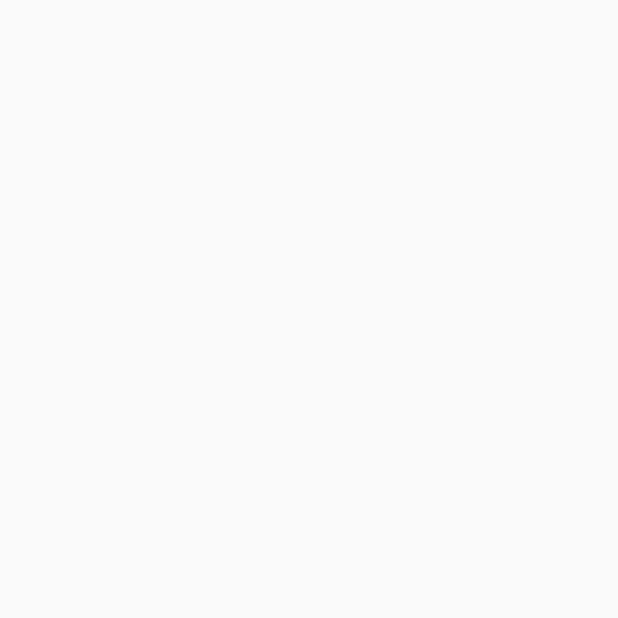
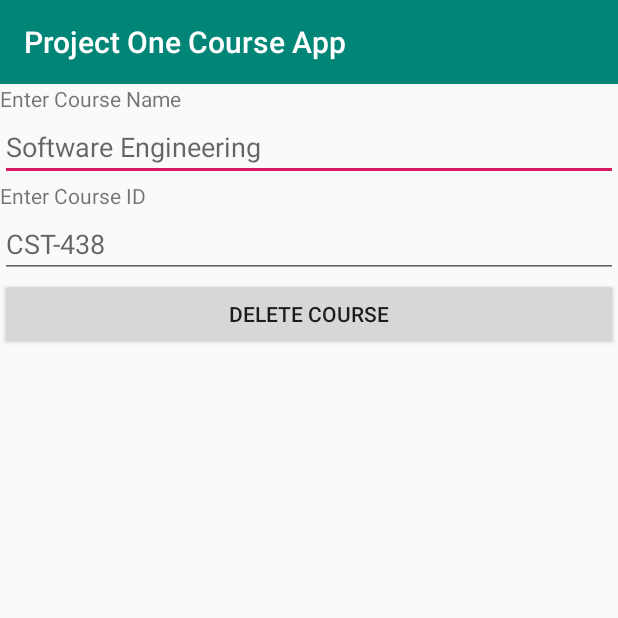
Before and after one commit to JesusGo115/CST438-Project-One-Course-App, an Android app: the DeleteCourseActivity screen opened directly, with no data from a screen before it, on a phone screen of 412 x 824 dp, the top half of it. Before the commit the part shown is empty. Run offline under Robolectric (Android 15) with nearby library versions, the phone set to English and light mode, and no system bars.

Commit message:
Added the delete course feature

```diff
--- a/app/src/main/java/com/example/projectonecourseapp/db/CourseAppDAO.java
+++ b/app/src/main/java/com/example/projectonecourseapp/db/CourseAppDAO.java
@@ -51,17 +51,26 @@ public interface CourseAppDAO
     @Query("SELECT * FROM " + AppDatabase.COURSE_TABLE)
     List<Course> getAllCourses();
 
-    @Query("SELECT * FROM " + AppDatabase.COURSE_TABLE + " WHERE mTitle = :title")
-    List<Course> getAllCoursesByTitle(String title);
+    @Query("SELECT * FROM " + AppDatabase.COURSE_TABLE + " WHERE mCourseId = :courseId")
+    List<Course> getAllCoursesByCourseId(String courseId);
 
-    @Query("select * from " + AppDatabase.COURSE_TABLE + " where mTitle = :title")
-    Course getCourseByTitle(String title);
+    @Query("select * from " + AppDatabase.COURSE_TABLE + " where mCourseId = :courseId")
+    Course getCourseByCourseId(String courseId);
 
-    @Query("SELECT * FROM " + AppDatabase.COURSE_TABLE + " WHERE mCourseId = :courseId")
-    List<Course> getCourseByCourseId(int courseId);
+    @Query("select * from " + AppDatabase.COURSE_TABLE + " where mCourseId = :courseId AND mDescription = :courseName")
+    Course getCourseByCourseIdAndCourseName(String courseId, String courseName);
+
+    @Query("SELECT * FROM " + AppDatabase.COURSE_TABLE + " WHERE mCourseKey = :courseKey")
+    List<Course> getCourseByCourseKey(int courseKey);
 
     @Query("select * from " + AppDatabase.COURSE_TABLE + " where username = :username")
     List<Course> getCoursesTaken(String username);
+
+    @Query("SELECT COUNT(*) FROM " + AppDatabase.COURSE_TABLE + " WHERE mDescription = :courseName")
+    int countCourseName(String courseName);
+
+    @Query("SELECT COUNT(*) FROM " + AppDatabase.COURSE_TABLE + " WHERE mCourseId = :courseId")
+    int countCourseId(String courseId);
 
     //********************************************
 
@@ -99,6 +108,9 @@ public interface CourseAppDAO
     @Query("SELECT * FROM " + AppDatabase.ASSIGNMENT_TABLE)
     List<Assignment> getAllAssignments();
 
+    @Query("SELECT COUNT(*) FROM " + AppDatabase.ASSIGNMENT_TABLE + " WHERE mCourseId = :courseId")
+    int countAssignmentsByCourseId(String courseId);
+
     @Query("SELECT * FROM " + AppDatabase.ASSIGNMENT_TABLE + " WHERE mAssignmentId = :assignmentId")
     List<Assignment> getAssignmentByAssignmentId(int assignmentId);
 
@@ -106,7 +118,7 @@ public interface CourseAppDAO
     Assignment getAssignmentByCategoryId(String categoryId);
 
     @Query("SELECT * FROM " + AppDatabase.ASSIGNMENT_TABLE + " WHERE mCourseId = :courseId")
-    List<Assignment> getAssignmentByCourseId(String courseId);
+    List<Assignment> getAllAssignmentsByCourseId(String courseId);
 
     @Query("select * from " + AppDatabase.ASSIGNMENT_TABLE + " where mDetails = :details")
     Assignment getAssignmentByDetails(String details);
--- a/app/src/main/res/layout/activity_delete_course.xml
+++ b/app/src/main/res/layout/activity_delete_course.xml
@@ -1,9 +1,49 @@
 <?xml version="1.0" encoding="utf-8"?>
-<androidx.constraintlayout.widget.ConstraintLayout xmlns:android="http://schemas.android.com/apk/res/android"
-    xmlns:app="http://schemas.android.com/apk/res-auto"
-    xmlns:tools="http://schemas.android.com/tools"
-    android:layout_width="match_parent"
-    android:layout_height="match_parent"
-    tools:context=".DeleteCourseActivity">
+<LinearLayout xmlns:android="http://schemas.android.com/apk/res/android"
+    android:orientation="vertical" android:layout_width="match_parent"
+    android:layout_height="match_parent">
 
-</androidx.constraintlayout.widget.ConstraintLayout>
+    <androidx.appcompat.widget.Toolbar
+        android:id="@+id/toolbar"
+        android:layout_width="match_parent"
+        android:layout_height="wrap_content"
+        android:background="?attr/colorPrimary"
+        android:minHeight="?attr/actionBarSize"
+        android:theme="?attr/actionBarTheme" />
+
+    <TextView
+        android:id="@+id/textView"
+        android:layout_width="match_parent"
+        android:layout_height="wrap_content"
+        android:text="@string/enter_course_name" />
+
+    <EditText
+        android:id="@+id/course_name_editText"
+        android:layout_width="match_parent"
+        android:layout_height="wrap_content"
+        android:ems="10"
+        android:hint="@string/course_name_hint"
+        android:inputType="textPersonName" />
+
+    <TextView
+        android:id="@+id/textView2"
+        android:layout_width="match_parent"
+        android:layout_height="wrap_content"
+        android:text="@string/enter_course_id" />
+
+    <EditText
+        android:id="@+id/course_id_editText"
+        android:layout_width="match_parent"
+        android:layout_height="wrap_content"
+        android:ems="10"
+        android:hint="@string/course_hint"
+        android:inputType="textPersonName" />
+
+    <Button
+        android:id="@+id/submit_button"
+        android:layout_width="match_parent"
+        android:layout_height="wrap_content"
+        android:layout_gravity="bottom|end"
+        android:text="@string/delete_course" />
+
+</LinearLayout>
```
Also changed, not shown: app/src/main/java/com/example/projectonecourseapp/AddCourseActivity.java (+27 -1 lines), app/src/main/java/com/example/projectonecourseapp/DeleteCourseActivity.java (+82 -0 lines), app/src/main/java/com/example/projectonecourseapp/DisplayCourseActivity.java (+6 -7 lines), app/src/main/java/com/example/projectonecourseapp/DisplayUserCourseActivity.java (+5 -5 lines), app/src/main/java/com/example/projectonecourseapp/db/AppDatabase.java (+0 -10 lines), app/src/main/java/com/example/projectonecourseapp/db/Course.java (+12 -14 lines), 1 other file.
